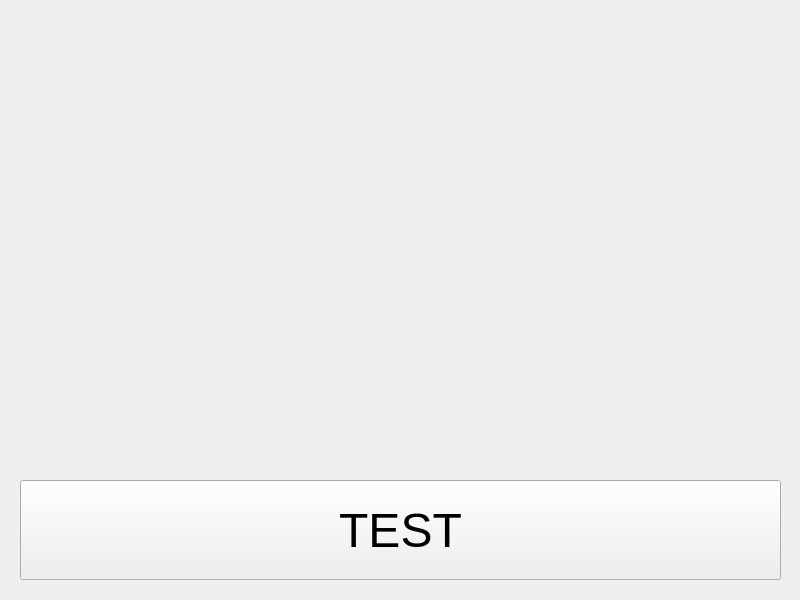
Above: ImageGroupingApp/ui/imageMenu.ui from mattcudzik/ImageGroupingApp before the change. Below: the same form after it.
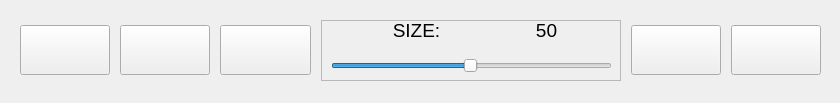
That is the form after the change. Icons and pictures are not drawn.

What changed in the file:
```diff
--- a/ImageGroupingApp/ui/imageMenu.ui
+++ b/ImageGroupingApp/ui/imageMenu.ui
@@ -6,91 +6,334 @@
    <rect>
     <x>0</x>
     <y>0</y>
-    <width>800</width>
-    <height>600</height>
+    <width>840</width>
+    <height>103</height>
    </rect>
   </property>
   <property name="sizePolicy">
-   <sizepolicy hsizetype="Preferred" vsizetype="Preferred">
+   <sizepolicy hsizetype="Fixed" vsizetype="Fixed">
     <horstretch>0</horstretch>
     <verstretch>0</verstretch>
    </sizepolicy>
   </property>
+  <property name="minimumSize">
+   <size>
+    <width>840</width>
+    <height>100</height>
+   </size>
+  </property>
   <property name="maximumSize">
    <size>
-    <width>800</width>
-    <height>16777215</height>
+    <width>16777215</width>
+    <height>600</height>
    </size>
   </property>
   <property name="windowTitle">
    <string>Image Editor</string>
   </property>
-  <widget class="QPushButton" name="testButton">
+  <widget class="QWidget" name="horizontalLayoutWidget">
    <property name="geometry">
     <rect>
-     <x>20</x>
-     <y>480</y>
-     <width>761</width>
-     <height>100</height>
+     <x>0</x>
+     <y>0</y>
+     <width>841</width>
+     <height>101</height>
     </rect>
    </property>
-   <property name="sizePolicy">
-    <sizepolicy hsizetype="Minimum" vsizetype="Fixed">
-     <horstretch>0</horstretch>
-     <verstretch>0</verstretch>
-    </sizepolicy>
-   </property>
-   <property name="minimumSize">
-    <size>
-     <width>200</width>
-     <height>100</height>
-    </size>
-   </property>
-   <property name="maximumSize">
-    <size>
-     <width>800</width>
-     <height>16777215</height>
-    </size>
-   </property>
-   <property name="font">
-    <font>
-     <pointsize>36</pointsize>
-    </font>
-   </property>
-   <property name="text">
-    <string>TEST</string>
-   </property>
-  </widget>
-  <widget class="QLabel" name="imageLabel">
-   <property name="geometry">
-    <rect>
-     <x>30</x>
-     <y>20</y>
-     <width>741</width>
-     <height>451</height>
-    </rect>
-   </property>
-   <property name="sizePolicy">
-    <sizepolicy hsizetype="Preferred" vsizetype="Preferred">
-     <horstretch>0</horstretch>
-     <verstretch>0</verstretch>
-    </sizepolicy>
-   </property>
-   <property name="minimumSize">
-    <size>
-     <width>0</width>
-     <height>0</height>
-    </size>
-   </property>
-   <property name="maximumSize">
-    <size>
-     <width>16777215</width>
-     <height>16777215</height>
-    </size>
-   </property>
-   <property name="text">
-    <string/>
-   </property>
+   <layout class="QHBoxLayout" name="horizontalLayout">
+    <property name="spacing">
+     <number>10</number>
+    </property>
+    <property name="sizeConstraint">
+     <enum>QLayout::SetDefaultConstraint</enum>
+    </property>
+    <property name="leftMargin">
+     <number>20</number>
+    </property>
+    <property name="topMargin">
+     <number>20</number>
+    </property>
+    <property name="rightMargin">
+     <number>20</number>
+    </property>
+    <property name="bottomMargin">
+     <number>20</number>
+    </property>
+    <item>
+     <widget class="QPushButton" name="brushButton">
+      <property name="sizePolicy">
+       <sizepolicy hsizetype="Preferred" vsizetype="Preferred">
+        <horstretch>0</horstretch>
+        <verstretch>0</verstretch>
+       </sizepolicy>
+      </property>
+      <property name="maximumSize">
+       <size>
+        <width>16777215</width>
+        <height>50</height>
+       </size>
+      </property>
+      <property name="font">
+       <font>
+        <pointsize>16</pointsize>
+       </font>
+      </property>
+      <property name="text">
+       <string/>
+      </property>
+      <property name="icon">
+       <iconset>
+        <normaloff>icons/edit.png</normaloff>icons/edit.png</iconset>
+      </property>
+      <property name="iconSize">
+       <size>
+        <width>40</width>
+        <height>40</height>
+       </size>
+      </property>
+     </widget>
+    </item>
+    <item>
+     <widget class="QPushButton" name="eraserButton">
+      <property name="sizePolicy">
+       <sizepolicy hsizetype="Preferred" vsizetype="Preferred">
+        <horstretch>0</horstretch>
+        <verstretch>0</verstretch>
+       </sizepolicy>
+      </property>
+      <property name="minimumSize">
+       <size>
+        <width>0</width>
+        <height>10</height>
+       </size>
+      </property>
+      <property name="maximumSize">
+       <size>
+        <width>16777215</width>
+        <height>50</height>
+       </size>
+      </property>
+      <property name="font">
+       <font>
+        <pointsize>16</pointsize>
+       </font>
+      </property>
+      <property name="text">
+       <string/>
+      </property>
+      <property name="icon">
+       <iconset>
+        <normaloff>icons/eraser.png</normaloff>icons/eraser.png</iconset>
+      </property>
+      <property name="iconSize">
+       <size>
+        <width>40</width>
+        <height>40</height>
+       </size>
+      </property>
+     </widget>
+    </item>
+    <item>
+     <widget class="QPushButton" name="textButton">
+      <property name="sizePolicy">
+       <sizepolicy hsizetype="Preferred" vsizetype="Preferred">
+        <horstretch>0</horstretch>
+        <verstretch>0</verstretch>
+       </sizepolicy>
+      </property>
+      <property name="minimumSize">
+       <size>
+        <width>0</width>
+        <height>10</height>
+       </size>
+      </property>
+      <property name="maximumSize">
+       <size>
+        <width>16777215</width>
+        <height>50</height>
+       </size>
+      </property>
+      <property name="font">
+       <font>
+        <pointsize>16</pointsize>
+       </font>
+      </property>
+      <property name="text">
+       <string/>
+      </property>
+      <property name="icon">
+       <iconset>
+        <normaloff>icons/clipboard.png</normaloff>icons/clipboard.png</iconset>
+      </property>
+      <property name="iconSize">
+       <size>
+        <width>40</width>
+        <height>40</height>
+       </size>
+      </property>
+     </widget>
+    </item>
+    <item>
+     <widget class="QFrame" name="frame">
+      <property name="sizePolicy">
+       <sizepolicy hsizetype="Fixed" vsizetype="Preferred">
+        <horstretch>0</horstretch>
+        <verstretch>0</verstretch>
+       </sizepolicy>
+      </property>
+      <property name="minimumSize">
+       <size>
+        <width>300</width>
+        <height>0</height>
+       </size>
+      </property>
+      <property name="frameShape">
+       <enum>QFrame::StyledPanel</enum>
+      </property>
+      <property name="frameShadow">
+       <enum>QFrame::Raised</enum>
+      </property>
+      <widget class="QSlider" name="sizeSlider">
+       <property name="geometry">
+        <rect>
+         <x>10</x>
+         <y>30</y>
+         <width>281</width>
+         <height>31</height>
+        </rect>
+       </property>
+       <property name="sizePolicy">
+        <sizepolicy hsizetype="Expanding" vsizetype="Preferred">
+         <horstretch>0</horstretch>
+         <verstretch>0</verstretch>
+        </sizepolicy>
+       </property>
+       <property name="minimum">
+        <number>1</number>
+       </property>
+       <property name="maximum">
+        <number>100</number>
+       </property>
+       <property name="sliderPosition">
+        <number>50</number>
+       </property>
+       <property name="orientation">
+        <enum>Qt::Horizontal</enum>
+       </property>
+      </widget>
+      <widget class="QLabel" name="label">
+       <property name="geometry">
+        <rect>
+         <x>10</x>
+         <y>0</y>
+         <width>171</width>
+         <height>21</height>
+        </rect>
+       </property>
+       <property name="font">
+        <font>
+         <pointsize>14</pointsize>
+        </font>
+       </property>
+       <property name="text">
+        <string>SIZE:</string>
+       </property>
+       <property name="alignment">
+        <set>Qt::AlignCenter</set>
+       </property>
+      </widget>
+      <widget class="QLabel" name="sizeLabel">
+       <property name="geometry">
+        <rect>
+         <x>180</x>
+         <y>0</y>
+         <width>91</width>
+         <height>21</height>
+        </rect>
+       </property>
+       <property name="font">
+        <font>
+         <pointsize>14</pointsize>
+        </font>
+       </property>
+       <property name="text">
+        <string>50</string>
+       </property>
+       <property name="alignment">
+        <set>Qt::AlignCenter</set>
+       </property>
+      </widget>
+     </widget>
+    </item>
+    <item>
+     <widget class="QPushButton" name="colorButton">
+      <property name="sizePolicy">
+       <sizepolicy hsizetype="Preferred" vsizetype="Preferred">
+        <horstretch>0</horstretch>
+        <verstretch>0</verstretch>
+       </sizepolicy>
+      </property>
+      <property name="maximumSize">
+       <size>
+        <width>16777215</width>
+        <height>50</height>
+       </size>
+      </property>
+      <property name="font">
+       <font>
+        <pointsize>16</pointsize>
+       </font>
+      </property>
+      <property name="text">
+       <string/>
+      </property>
+      <property name="icon">
+       <iconset>
+        <normaloff>icons/color-wheel.png</normaloff>icons/color-wheel.png</iconset>
+      </property>
+      <property name="iconSize">
+       <size>
+        <width>40</width>
+        <height>40</height>
+       </size>
+      </property>
+     </widget>
+    </item>
+    <item>
+     <widget class="QPushButton" name="backButton">
+      <property name="sizePolicy">
+       <sizepolicy hsizetype="Preferred" vsizetype="Preferred">
+        <horstretch>0</horstretch>
+        <verstretch>0</verstretch>
+       </sizepolicy>
+      </property>
+      <property name="maximumSize">
+       <size>
+        <width>16777215</width>
+        <height>50</height>
+       </size>
+      </property>
+      <property name="font">
+       <font>
+        <pointsize>16</pointsize>
+       </font>
+      </property>
+      <property name="text">
+       <string/>
+      </property>
+      <property name="icon">
+       <iconset>
+        <normaloff>icons/check.png</normaloff>icons/check.png</iconset>
+      </property>
+      <property name="iconSize">
+       <size>
+        <width>40</width>
+        <height>40</height>
+       </size>
+      </property>
+     </widget>
+    </item>
+   </layout>
   </widget>
  </widget>
  <resources/>
```
